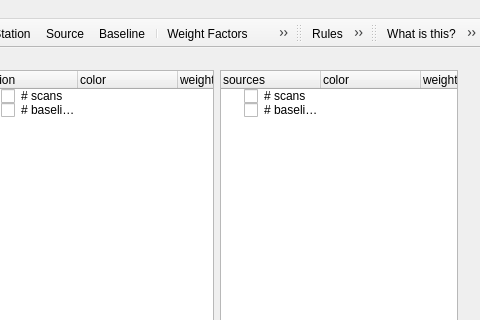
Before: the Qt Designer form mainwindow.ui in TUW-VieVS/VieSchedpp, drawn with Qt 5; both pictures show x 541 to 1021 and y 0 to 320 of the 1021 by 818 pixel window.
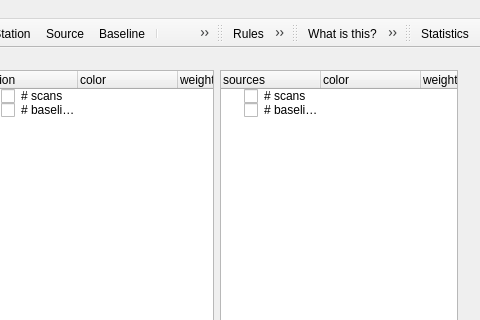
After: the same form once the commit is applied. Icons and pictures are not drawn.

Patch:
```diff
--- a/mainwindow.ui
+++ b/mainwindow.ui
@@ -6562,6 +6562,18 @@
    <addaction name="menuHelp"/>
    <addaction name="menuAnalysis"/>
   </widget>
+  <widget class="QToolBar" name="analysisToolBar">
+   <property name="windowTitle">
+    <string>toolBar</string>
+   </property>
+   <attribute name="toolBarArea">
+    <enum>TopToolBarArea</enum>
+   </attribute>
+   <attribute name="toolBarBreak">
+    <bool>false</bool>
+   </attribute>
+   <addaction name="actionsummary"/>
+  </widget>
   <action name="actionNew">
    <property name="icon">
     <iconset resource="myresources.qrc">
```
Left out of the diff: 8 changed lines with no effect on the pictures.
